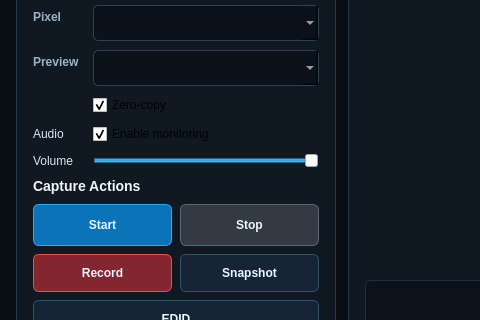
This is apps/qt6_viewer/app/mainwindow.ui in MarquezLin/Gcapture_qt6_srcroot as Qt 5 draws it before an edit; both pictures show x 0 to 480 and y 291 to 611 of the 1180 by 740 pixel window. The edited form follows.
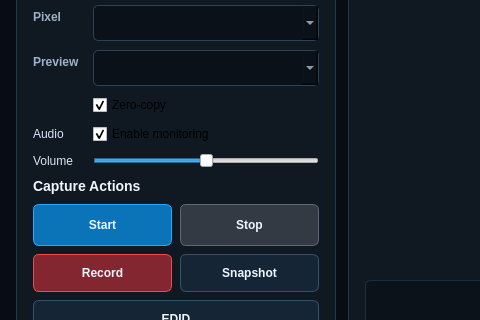
This is the edited form. Icons and pictures are not drawn.

```diff
--- a/apps/qt6_viewer/app/mainwindow.ui
+++ b/apps/qt6_viewer/app/mainwindow.ui
@@ -465,7 +465,7 @@
               <string>GVFG Qt playback volume. This does not change captured or recorded PCM audio.</string>
              </property>
              <property name="maximum">
-              <number>100</number>
+              <number>200</number>
              </property>
              <property name="value">
               <number>100</number>
```
Left out of the diff: 24 changed lines with no effect on the pictures.
